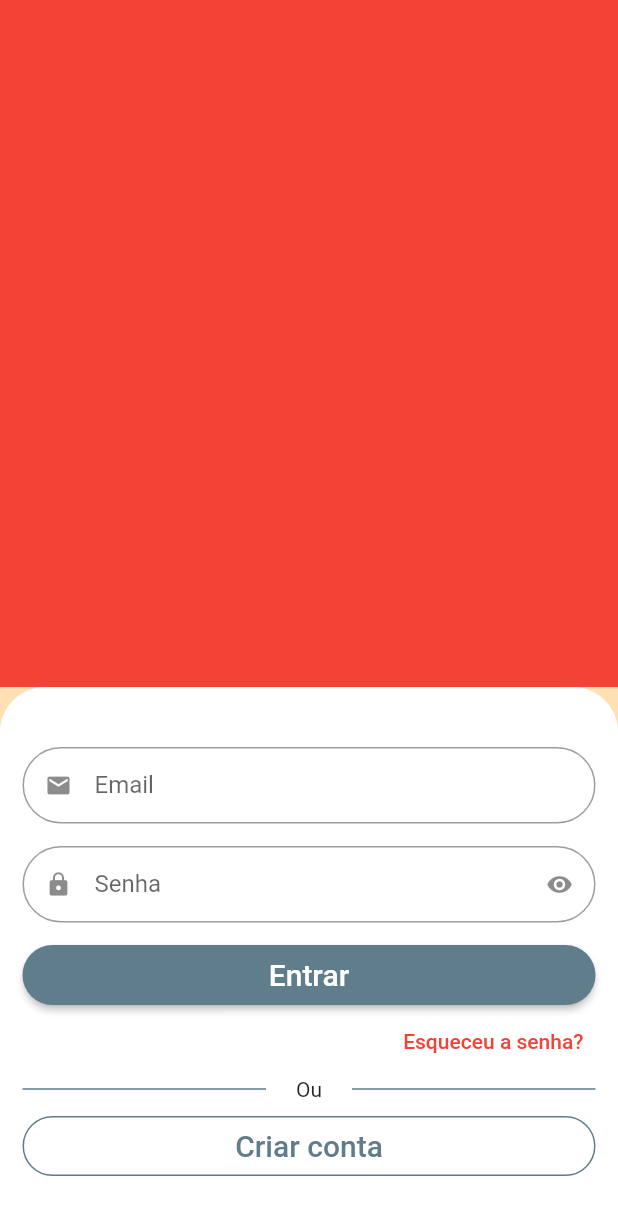
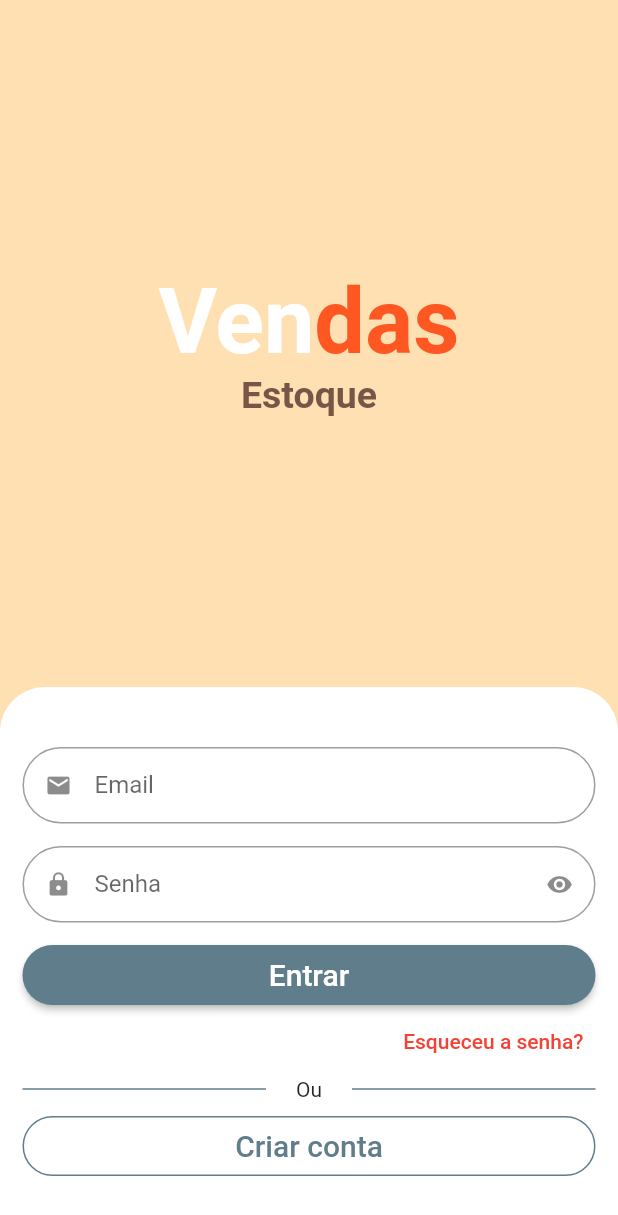
Before and after one commit to carlostoni/Flutter-Sales-App, a Flutter app: the screen it shows after launch, on a phone screen of 412 x 824 dp. Shown: the top 1215 px of the screen. Run offline on Flutter 3.47's test engine with Material 2 defaults, Android fonts, the light colour scheme and no system bars; drawn by our look-alikes of animated_text_kit.

Commit message:
adding project update

```diff
--- a/lib/src/auth/sign_in_screen.dart
+++ b/lib/src/auth/sign_in_screen.dart
@@ -1,3 +1,4 @@
+import 'package:animated_text_kit/animated_text_kit.dart';
 import 'package:flutter/material.dart';
 
 import 'components/custom_text_field.dart';
@@ -12,8 +13,54 @@ class SignInScreen extends StatelessWidget {
       body: Column(
         children: [
           Expanded(
-            child: Container(
-              color: Colors.red,
+            child: Column(
+              mainAxisAlignment: MainAxisAlignment.center,
+              children: [
+                // Nome app // App name
+                Text.rich(
+                  TextSpan(
+                    style: TextStyle(
+                      fontSize: 60,
+                    ),
+                    children: [
+                      TextSpan(
+                        text: 'Ven',
+                        style: TextStyle(
+                          color: Colors.white,
+                          fontWeight: FontWeight.bold,
+                        ),
+                      ),
+                      TextSpan(
+                        text: 'das',
+                        style: TextStyle(
+                          color: Colors.deepOrange,
+                          fontWeight: FontWeight.bold,
+                        ),
+                      ),
+                    ],
+                  ),
+                ),
+                //Subtitulo //Subtitle
+                SizedBox(
+                  height: 30,
+                  child: DefaultTextStyle(
+                    style: const TextStyle(
+                      fontSize: 25,
+                      color: Colors.brown,
+                      fontWeight: FontWeight.bold,
+                    ),
+                    child: AnimatedTextKit(
+                      pause: Duration.zero,
+                      repeatForever: true,
+                      animatedTexts: [
+                        FadeAnimatedText('Estoque'),
+                        FadeAnimatedText('Compras'),
+                        FadeAnimatedText('Aquisição'),
+                      ],
+                    ),
+                  ),
+                ),
+              ],
             ),
           ),
           //Formulario inicio
--- a/pubspec.yaml
+++ b/pubspec.yaml
@@ -28,6 +28,7 @@ dependencies:
   # The following adds the Cupertino Icons font to your application.
   # Use with the CupertinoIcons class for iOS style icons.
   cupertino_icons: ^1.0.2
+  animated_text_kit: any
 
 dev_dependencies:
   flutter_test:
```
Also changed, not shown: pubspec.lock.
